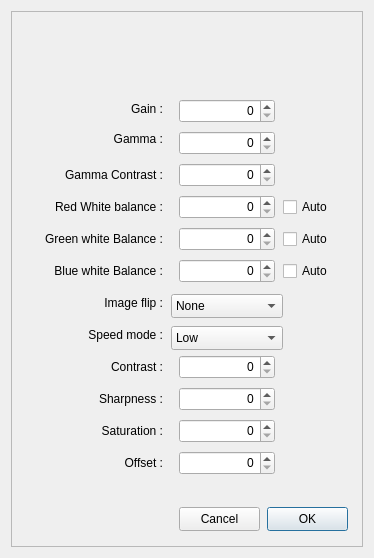
This is SVBonyCamera.ui in rpineau/SVBony as Qt 5 draws it before an edit. The edited form follows.
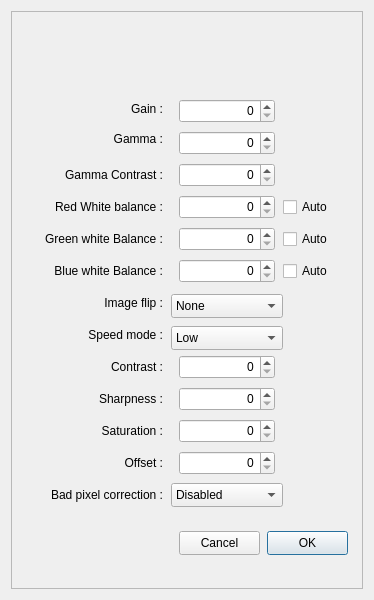
This is the edited form. Icons and pictures are not drawn. Custom widgets are drawn as their Qt base class.

Commit message: Updated to SDK 1.10.1, added new function "bad pixel correction"

Diff of the .ui file:
```diff
--- a/SVBonyCamera.ui
+++ b/SVBonyCamera.ui
@@ -7,19 +7,19 @@
     <x>0</x>
     <y>0</y>
     <width>374</width>
-    <height>558</height>
+    <height>600</height>
    </rect>
   </property>
   <property name="minimumSize">
    <size>
     <width>374</width>
-    <height>558</height>
+    <height>600</height>
    </size>
   </property>
   <property name="maximumSize">
    <size>
     <width>374</width>
-    <height>558</height>
+    <height>600</height>
    </size>
   </property>
   <property name="windowTitle">
@@ -228,7 +228,7 @@
       <property name="geometry">
        <rect>
         <x>256</x>
-        <y>496</y>
+        <y>520</y>
         <width>81</width>
         <height>24</height>
        </rect>
@@ -241,7 +241,7 @@
       <property name="geometry">
        <rect>
         <x>168</x>
-        <y>496</y>
+        <y>520</y>
         <width>81</width>
         <height>24</height>
        </rect>
@@ -498,6 +498,42 @@
        <string>Auto</string>
       </property>
      </widget>
+     <widget class="QLabel" name="label_13">
+      <property name="geometry">
+       <rect>
+        <x>8</x>
+        <y>472</y>
+        <width>144</width>
+        <height>24</height>
+       </rect>
+      </property>
+      <property name="text">
+       <string>Bad pixel correction :</string>
+      </property>
+      <property name="alignment">
+       <set>Qt::AlignRight|Qt::AlignTrailing|Qt::AlignVCenter</set>
+      </property>
+     </widget>
+     <widget class="QComboBox" name="BadPixel">
+      <property name="geometry">
+       <rect>
+        <x>160</x>
+        <y>472</y>
+        <width>112</width>
+        <height>24</height>
+       </rect>
+      </property>
+      <item>
+       <property name="text">
+        <string>Disabled</string>
+       </property>
+      </item>
+      <item>
+       <property name="text">
+        <string>Enabled</string>
+       </property>
+      </item>
+     </widget>
     </widget>
    </item>
   </layout>
```
The commit also changes 13 other files.
